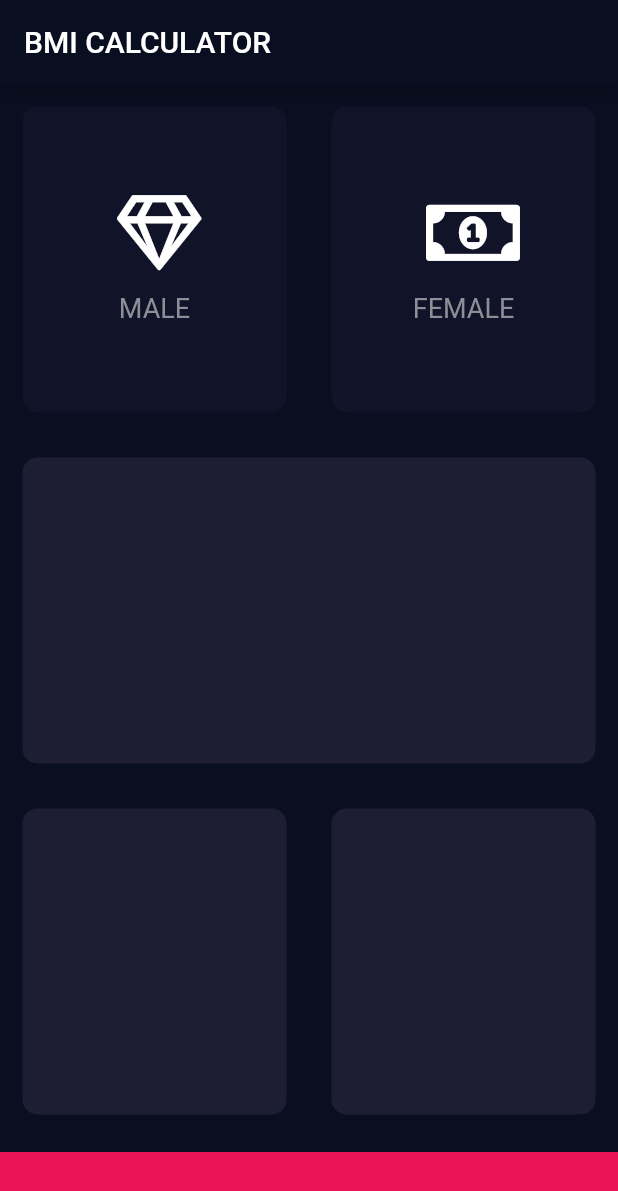
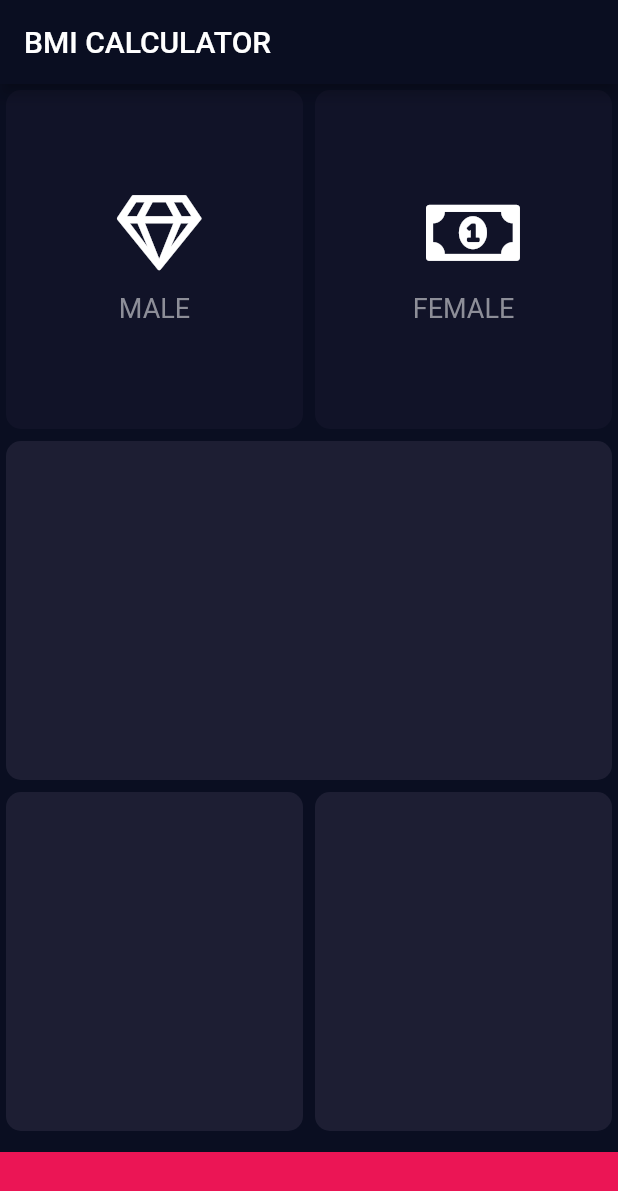
Before and after one commit to mntm/flutter-course, a Flutter app: the screen it shows after launch, on a phone screen of 412 x 824 dp. Shown: the top 1191 px of the screen. Run offline on Flutter 3.47's test engine with Material 2 defaults, Android fonts, the phone set to English and light mode, and no system bars.

Commit message:
changed ReusableCard's margin

```diff
--- a/lib/reusable_card.dart
+++ b/lib/reusable_card.dart
@@ -20,7 +20,7 @@ class ReusableCard extends StatelessWidget {
     return GestureDetector(
       onTap: this.onTap,
       child: Container(
-          margin: EdgeInsets.all(15.0),
+          margin: EdgeInsets.all(4.0),
           decoration: BoxDecoration(
             color: this.color,
             borderRadius: BorderRadius.circular(10.0),
```
